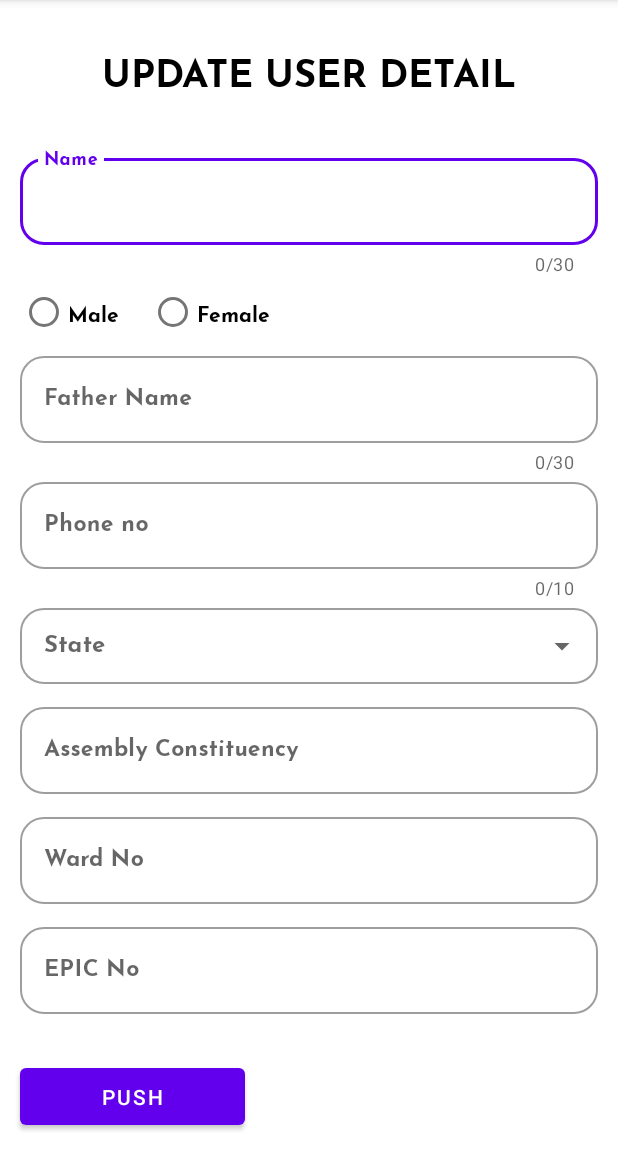
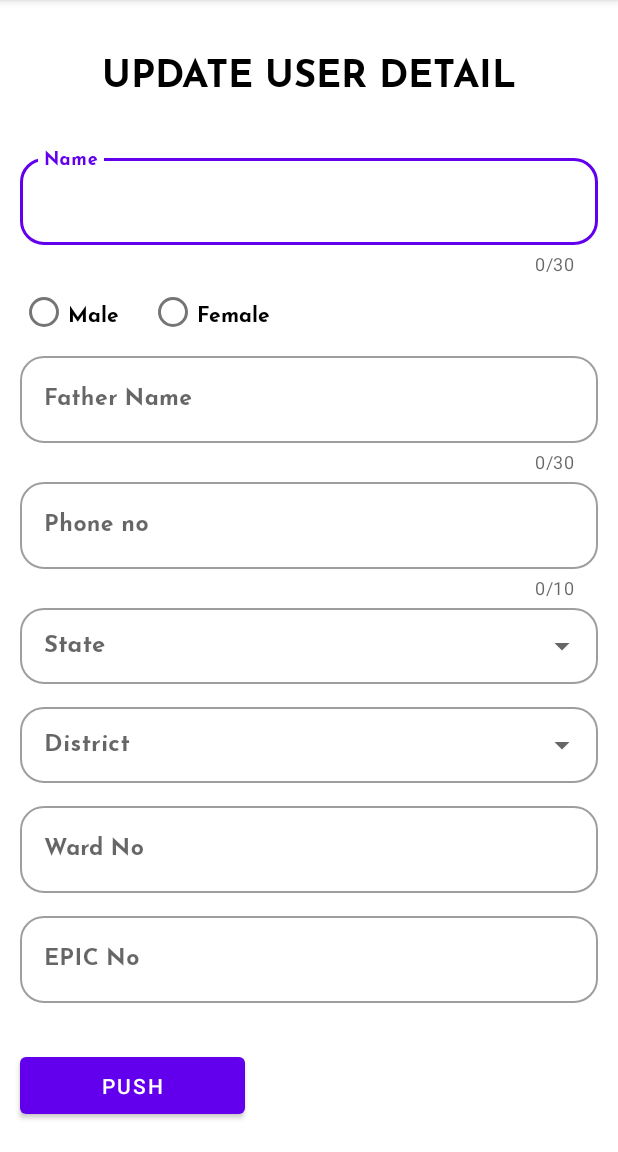
Before and after one commit to hariTH-0828/AdminController, an Android app: the screen it shows after launch (MainActivity), after a tap on "PUSH", on a phone screen of 412 x 824 dp, the part 84-1236 px from its top. Run offline under Robolectric (Android 15) with nearby library versions, the phone set to English and light mode, and no system bars; our stand-ins replace Firebase (no records; nobody signed in at launch, a user with empty details on screens opened directly).

Commit message:
fix dropdown districtList

```diff
--- a/app/src/main/java/edu/mobile/voterlist/MainActivity.java
+++ b/app/src/main/java/edu/mobile/voterlist/MainActivity.java
@@ -25,9 +25,9 @@ import java.util.ArrayList;
 
 public class MainActivity extends AppCompatActivity {
 
-    AutoCompleteTextView autoCompleteTextView;
-    String name, fatherName, phoneNo, state, assembly, wardNo, epicNo;
-    EditText editName, editFatherName, editPhone, editAssembly, editWard, editEpic;
+    AutoCompleteTextView autoCompleteStateView, autoCompleteDistrictView;
+    String name, fatherName, phoneNo, state, district, wardNo, epicNo;
+    EditText editName, editFatherName, editPhone, editWard, editEpic;
     String getGender;
     RadioGroup radioGroup;
     RadioButton genderBtn;
@@ -42,11 +42,12 @@ public class MainActivity extends AppCompatActivity {
         editName = findViewById(R.id.editName);
         editFatherName = findViewById(R.id.editFatherName);
         editPhone = findViewById(R.id.editPhone);
-        editAssembly = findViewById(R.id.editAssembly);
         editWard = findViewById(R.id.editWard);
         editEpic = findViewById(R.id.editEpic);
         radioGroup = findViewById(R.id.groupRadio);
-        autoCompleteTextView = findViewById(R.id.editState);
+        autoCompleteStateView = findViewById(R.id.editState);
+        autoCompleteDistrictView = findViewById(R.id.editDistrict);
+
 
         // Dropdown -> States
         reference = FirebaseDatabase.getInstance().getReference("states");
@@ -60,7 +61,7 @@ public class MainActivity extends AppCompatActivity {
                 }
 
                 ArrayAdapter<String> adapter = new ArrayAdapter<>(getApplicationContext(), R.layout.dropdown_list, stateList);
-                autoCompleteTextView.setAdapter(adapter);
+                autoCompleteStateView.setAdapter(adapter);
             }
 
             @Override
@@ -69,32 +70,65 @@ public class MainActivity extends AppCompatActivity {
             }
         });
 
+        // Dropdown -> District
+        autoCompleteDistrictView.setOnClickListener(new View.OnClickListener() {
+            @Override
+            public void onClick(View view) {
+                state = autoCompleteStateView.getText().toString();
+                if(!state.isEmpty()){
+
+                    DatabaseReference districtRef = FirebaseDatabase.getInstance().getReference("District").child(state);
+                    districtRef.addValueEventListener(new ValueEventListener() {
+                        @Override
+                        public void onDataChange(@NonNull DataSnapshot snapshot) {
+                            ArrayList<String> districtList = new ArrayList<>();
+                            for(DataSnapshot childNode : snapshot.getChildren()){
+                                String value = childNode.getValue(String.class);
+                                districtList.add(value);
+                            }
+
+                            ArrayAdapter<String> adapter = new ArrayAdapter<>(getApplicationContext(), R.layout.dropdown_list, districtList);
+                            autoCompleteDistrictView.setAdapter(adapter);
+                        }
+
+                        @Override
+                        public void onCancelled(@NonNull DatabaseError error) {
+                            Toast.makeText(getApplicationContext(), "Crash", Toast.LENGTH_SHORT).show();
+                        }
+                    });
+                }else{
+                    Toast.makeText(getApplicationContext(), "State is Empty", Toast.LENGTH_SHORT).show();
+                }
+            }
+        });
+
     }
 
+    // RadioButton -> Gender
     public void onRadioButtonClicked(View view) {
         int selectedId = radioGroup.getCheckedRadioButtonId();
         genderBtn = findViewById(selectedId);
-
         getGender = genderBtn.getText().toString();
         Log.d("Gender", getGender);
     }
 
+    // Create user profiles
     public void onPushClick(View view) {
         name = editName.getText().toString().trim();
         fatherName = editFatherName.getText().toString().trim();
         phoneNo = editPhone.getText().toString();
-        state = autoCompleteTextView.getText().toString();
-        assembly = editAssembly.getText().toString();
+        state = autoCompleteStateView.getText().toString();
+        district = autoCompleteDistrictView.getText().toString();
         wardNo = editWard.getText().toString();
         epicNo = editEpic.getText().toString();
 
         FirebaseDatabase database = FirebaseDatabase.getInstance();
         DatabaseReference reference = database.getReference("Users");
 
-        if(!name.isEmpty() && !fatherName.isEmpty() && !phoneNo.isEmpty() && !state.isEmpty() && !assembly.isEmpty()
+        if(!name.isEmpty() && !fatherName.isEmpty() && !phoneNo.isEmpty() && !state.isEmpty() && !district.isEmpty()
             && !wardNo.isEmpty() && !epicNo.isEmpty() && !getGender.isEmpty()){
 
-            Users user = new Users(name, fatherName, getGender, phoneNo, state, assembly, wardNo, epicNo);
+            Users user = new Users(name, fatherName, getGender, phoneNo, state, district, wardNo, epicNo);
             reference.child(name).setValue(user).addOnCompleteListener(new OnCompleteListener<Void>() {
                 @Override
                 public void onComplete(@NonNull Task<Void> task) {
@@ -105,7 +139,6 @@ public class MainActivity extends AppCompatActivity {
             editName.setText("");
             editFatherName.setText("");
             editPhone.setText("");
-            editAssembly.setText("");
             editWard.setText("");
             editEpic.setText("");
         }else{
@@ -113,27 +146,4 @@ public class MainActivity extends AppCompatActivity {
         }
     }
 
-    public void getUser(View view) {
-        state = autoCompleteTextView.getText().toString();
-        readData(state);
-    }
-
-    private void readData(String state) {
-        reference = FirebaseDatabase.getInstance().getReference("District");
-        reference.child(state).get().addOnCompleteListener(new OnCompleteListener<DataSnapshot>() {
-            @Override
-            public void onComplete(@NonNull Task<DataSnapshot> task) {
-                if(task.isSuccessful() && task.getResult().exists()){
-                    DataSnapshot snapshot = task.getResult();
-                    String district = String.valueOf(snapshot.child("0").getValue());
-
-                    Toast.makeText(getApplicationContext(), "District is "+district, Toast.LENGTH_SHORT).show();
-                }else{
-                    Toast.makeText(getApplicationContext(), "Failed to read", Toast.LENGTH_SHORT).show();
-                }
-            }
-        });
-    }
-
-
 }
--- a/app/src/main/res/layout/activity_main.xml
+++ b/app/src/main/res/layout/activity_main.xml
@@ -203,10 +203,7 @@
                     />
             </com.google.android.material.textfield.TextInputLayout>
 
-
-            <!-- TODO setDropDown -->
             <com.google.android.material.textfield.TextInputLayout
-                style="@style/Widget.MaterialComponents.TextInputLayout.OutlinedBox"
                 android:layout_width="match_parent"
                 android:layout_height="wrap_content"
                 android:layout_marginStart="10dp"
@@ -217,6 +214,7 @@
                 app:boxCornerRadiusBottomStart="16dp"
                 app:boxCornerRadiusTopEnd="16dp"
                 app:boxCornerRadiusTopStart="16dp"
+                style="@style/Widget.MaterialComponents.TextInputLayout.OutlinedBox.Dense.ExposedDropdownMenu"
                 app:layout_constraintBottom_toBottomOf="parent"
                 app:layout_constraintEnd_toEndOf="parent"
                 app:layout_constraintHorizontal_bias="1.0"
@@ -224,15 +222,13 @@
                 app:layout_constraintTop_toTopOf="parent"
                 app:layout_constraintVertical_bias="0.274">
 
-                <com.google.android.material.textfield.TextInputEditText
-                    android:id="@+id/editAssembly"
+                <AutoCompleteTextView
+                    android:id="@+id/editDistrict"
                     android:layout_width="match_parent"
                     android:layout_height="wrap_content"
+                    android:hint="@string/label_district"
                     android:fontFamily="@font/josefin_bold"
-                    android:hint="@string/label_assembly"
-                    android:inputType="text"
-                    android:textSize="15sp" />
-
+                    />
             </com.google.android.material.textfield.TextInputLayout>
 
             <!--Ward number-->
@@ -308,7 +304,7 @@
                 android:onClick="onPushClick"
                 android:text="@string/btn_push" />
 
-            <Button
+           <!-- <Button
                 android:id="@+id/readBtn"
                 android:layout_width="150dp"
                 android:layout_height="50dp"
@@ -316,7 +312,7 @@
                 android:layout_marginTop="20dp"
                 android:layout_marginBottom="20dp"
                 android:onClick="getUser"
-                android:text="Get Name" />
+                android:text="Get Name" />-->
 
         </LinearLayout>
 
--- a/app/src/main/res/values/strings.xml
+++ b/app/src/main/res/values/strings.xml
@@ -7,6 +7,7 @@
     <string name="label_fatherName">Father Name</string>
     <string name="label_ward">Ward No</string>
     <string name="label_state">State</string>
+    <string name="label_district">District</string>
     <string name="label_assembly">Assembly Constituency</string>
     <string name="label_epic">EPIC No</string>
     <string name="btn_push">push</string>
```
Also changed, not shown: app/src/main/java/edu/mobile/voterlist/Users.java (+7 -7 lines).
